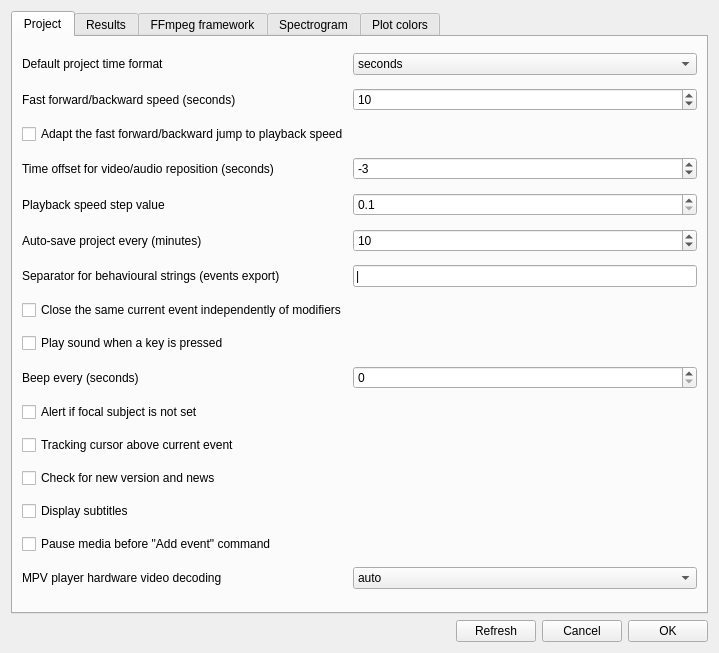
This is boris/preferences.ui in olivierfriard/BORIS as Qt 5 draws it before an edit. The edited form follows.
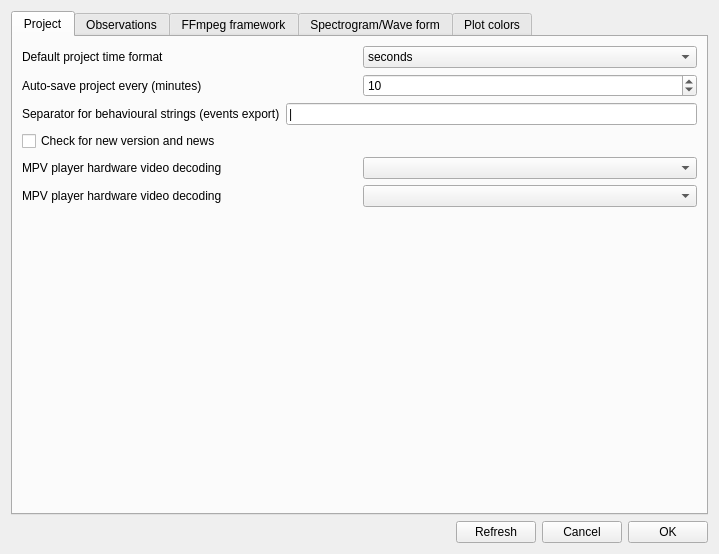
This is the edited form. The open tabs and pages were chosen to show the change.

Commit message: added option for saving an indentated JSON project file

Diff of the .ui file:
```diff
--- a/boris/preferences.ui
+++ b/boris/preferences.ui
@@ -10,14 +10,14 @@
     <x>0</x>
     <y>0</y>
     <width>719</width>
-    <height>653</height>
+    <height>554</height>
    </rect>
   </property>
   <property name="windowTitle">
    <string>Preferences</string>
   </property>
-  <layout class="QVBoxLayout" name="verticalLayout_5">
-   <item>
+  <layout class="QGridLayout" name="gridLayout">
+   <item row="0" column="0">
     <layout class="QVBoxLayout" name="verticalLayout_2">
      <item>
       <widget class="QTabWidget" name="tabWidget">
@@ -31,15 +31,17 @@
         <attribute name="title">
          <string>Project</string>
         </attribute>
-        <layout class="QGridLayout" name="gridLayout">
-         <item row="0" column="0">
+        <layout class="QVBoxLayout" name="verticalLayout_5">
+         <item>
+          <layout class="QHBoxLayout" name="horizontalLayout_14">
+           <item>
           <widget class="QLabel" name="label">
            <property name="text">
             <string>Default project time format</string>
            </property>
           </widget>
          </item>
-         <item row="0" column="1">
+           <item>
           <widget class="QComboBox" name="cbTimeFormat">
            <item>
             <property name="text">
@@ -53,55 +55,146 @@
            </item>
           </widget>
          </item>
-         <item row="11" column="0">
-          <widget class="QCheckBox" name="cbTrackingCursorAboveEvent">
-           <property name="text">
-            <string>Tracking cursor above current event</string>
-           </property>
-          </widget>
+          </layout>
          </item>
-         <item row="5" column="1">
-          <widget class="QSpinBox" name="sbAutomaticBackup">
-           <property name="minimum">
-            <number>-10000</number>
-           </property>
-           <property name="maximum">
-            <number>10000</number>
-           </property>
-           <property name="value">
-            <number>10</number>
-           </property>
-          </widget>
-         </item>
-         <item row="13" column="0">
-          <widget class="QCheckBox" name="cb_display_subtitles">
-           <property name="text">
-            <string>Display subtitles</string>
-           </property>
-          </widget>
-         </item>
-         <item row="9" column="0">
-          <widget class="QLabel" name="label_8">
-           <property name="text">
-            <string>Beep every (seconds)</string>
-           </property>
-          </widget>
-         </item>
-         <item row="5" column="0">
+         <item>
+          <layout class="QHBoxLayout" name="horizontalLayout_15">
+           <item>
           <widget class="QLabel" name="label_6">
            <property name="text">
             <string>Auto-save project every (minutes)</string>
            </property>
           </widget>
          </item>
-         <item row="7" column="0">
-          <widget class="QCheckBox" name="cbCloseSameEvent">
+           <item>
+            <widget class="QSpinBox" name="sbAutomaticBackup">
+             <property name="minimum">
+              <number>-10000</number>
+             </property>
+             <property name="maximum">
+              <number>10000</number>
+             </property>
+             <property name="value">
+              <number>10</number>
+             </property>
+            </widget>
+           </item>
+          </layout>
+         </item>
+         <item>
+          <layout class="QHBoxLayout" name="horizontalLayout_13">
+           <item>
+            <widget class="QLabel" name="label_3">
            <property name="text">
-            <string>Close the same current event independently of modifiers</string>
+              <string>Separator for behavioural strings (events export)</string>
            </property>
           </widget>
          </item>
-         <item row="4" column="1">
+           <item>
+            <widget class="QLineEdit" name="leSeparator">
+             <property name="text">
+              <string>|</string>
+             </property>
+            </widget>
+           </item>
+          </layout>
+         </item>
+         <item>
+          <widget class="QCheckBox" name="cbCheckForNewVersion">
+           <property name="text">
+            <string>Check for new version and news</string>
+           </property>
+          </widget>
+         </item>
+         <item>
+          <layout class="QHBoxLayout" name="horizontalLayout_11">
+           <item>
+            <widget class="QLabel" name="lb_hwdec">
+             <property name="text">
+              <string>MPV player hardware video decoding</string>
+             </property>
+            </widget>
+           </item>
+           <item>
+            <widget class="QComboBox" name="cb_hwdec"/>
+           </item>
+          </layout>
+         </item>
+         <item>
+          <layout class="QHBoxLayout" name="horizontalLayout_9">
+           <item>
+            <widget class="QLabel" name="lb_hwdec_2">
+             <property name="text">
+              <string>MPV player hardware video decoding</string>
+             </property>
+            </widget>
+           </item>
+           <item>
+            <widget class="QComboBox" name="combo_project_file_indentation"/>
+           </item>
+          </layout>
+         </item>
+         <item>
+          <spacer name="verticalSpacer_2">
+           <property name="orientation">
+            <enum>Qt::Vertical</enum>
+           </property>
+           <property name="sizeHint" stdset="0">
+            <size>
+             <width>20</width>
+             <height>40</height>
+            </size>
+           </property>
+          </spacer>
+         </item>
+        </layout>
+       </widget>
+       <widget class="QWidget" name="tab_results">
+        <attribute name="title">
+         <string>Observations</string>
+        </attribute>
+        <layout class="QVBoxLayout" name="verticalLayout">
+         <item>
+          <layout class="QHBoxLayout" name="horizontalLayout_4">
+           <item>
+            <widget class="QLabel" name="label_4">
+             <property name="text">
+              <string>Fast forward/backward value (seconds)</string>
+             </property>
+            </widget>
+           </item>
+           <item>
+            <widget class="QSpinBox" name="sbffSpeed">
+             <property name="minimum">
+              <number>0</number>
+             </property>
+             <property name="maximum">
+              <number>10000</number>
+             </property>
+             <property name="value">
+              <number>10</number>
+             </property>
+            </widget>
+           </item>
+          </layout>
+         </item>
+         <item>
+          <widget class="QCheckBox" name="cb_adapt_fast_jump">
+           <property name="text">
+            <string>Adapt the fast forward/backward jump to playback speed</string>
+           </property>
+          </widget>
+         </item>
+         <item>
+          <layout class="QHBoxLayout" name="horizontalLayout_5">
+           <item>
+            <widget class="QLabel" name="label_5">
+             <property name="text">
+              <string>Playback speed step value</string>
+             </property>
+            </widget>
+           </item>
+           <item>
           <widget class="QDoubleSpinBox" name="sbSpeedStep">
            <property name="decimals">
             <number>1</number>
@@ -120,41 +213,18 @@
            </property>
           </widget>
          </item>
-         <item row="10" column="0">
-          <widget class="QCheckBox" name="cbAlertNoFocalSubject">
-           <property name="text">
-            <string>Alert if focal subject is not set</string>
-           </property>
-          </widget>
+          </layout>
          </item>
-         <item row="3" column="0">
+         <item>
+          <layout class="QHBoxLayout" name="horizontalLayout_6">
+           <item>
           <widget class="QLabel" name="label_2">
            <property name="text">
             <string>Time offset for video/audio reposition (seconds)</string>
            </property>
           </widget>
          </item>
-         <item row="1" column="0">
-          <widget class="QLabel" name="label_4">
-           <property name="text">
-            <string>Fast forward/backward speed (seconds)</string>
-           </property>
-          </widget>
-         </item>
-         <item row="1" column="1">
-          <widget class="QSpinBox" name="sbffSpeed">
-           <property name="minimum">
-            <number>0</number>
-           </property>
-           <property name="maximum">
-            <number>10000</number>
-           </property>
-           <property name="value">
-            <number>10</number>
-           </property>
-          </widget>
-         </item>
-         <item row="3" column="1">
+           <item>
           <widget class="QSpinBox" name="sbRepositionTimeOffset">
            <property name="minimum">
             <number>-10000</number>
@@ -167,104 +237,64 @@
            </property>
           </widget>
          </item>
-         <item row="4" column="0">
-          <widget class="QLabel" name="label_5">
-           <property name="text">
-            <string>Playback speed step value</string>
-           </property>
-          </widget>
+          </layout>
          </item>
-         <item row="8" column="0">
+         <item>
           <widget class="QCheckBox" name="cbConfirmSound">
            <property name="text">
             <string>Play sound when a key is pressed</string>
            </property>
           </widget>
          </item>
-         <item row="12" column="0">
-          <widget class="QCheckBox" name="cbCheckForNewVersion">
+         <item>
+          <widget class="QCheckBox" name="cbCloseSameEvent">
            <property name="text">
-            <string>Check for new version and news</string>
+            <string>Close the same current event independently of modifiers</string>
            </property>
           </widget>
          </item>
-         <item row="2" column="0" colspan="2">
-          <widget class="QCheckBox" name="cb_adapt_fast_jump">
+         <item>
+          <layout class="QHBoxLayout" name="horizontalLayout_8">
+           <item>
+            <widget class="QLabel" name="label_8">
            <property name="text">
             <string>Adapt the fast forward/backward jump to playback speed</string>
            </property>
           </widget>
          </item>
-         <item row="6" column="0">
-          <widget class="QLabel" name="label_3">
+           <item>
+            <widget class="QSpinBox" name="sbBeepEvery"/>
+           </item>
+          </layout>
+         </item>
+         <item>
+          <widget class="QCheckBox" name="cb_display_subtitles">
            <property name="text">
-            <string>Separator for behavioural strings (events export)</string>
+            <string>Display subtitles</string>
            </property>
           </widget>
          </item>
-         <item row="14" column="0">
+         <item>
+          <widget class="QCheckBox" name="cbTrackingCursorAboveEvent">
+           <property name="text">
+            <string>Tracking cursor above current event</string>
+           </property>
+          </widget>
+         </item>
+         <item>
+          <widget class="QCheckBox" name="cbAlertNoFocalSubject">
+           <property name="text">
+            <string>Alert if focal subject is not set</string>
+           </property>
+          </widget>
+         </item>
+         <item>
           <widget class="QCheckBox" name="cb_pause_before_addevent">
            <property name="text">
             <string>Pause media before &quot;Add event&quot; command</string>
            </property>
           </widget>
          </item>
-         <item row="9" column="1">
-          <widget class="QSpinBox" name="sbBeepEvery"/>
-         </item>
-         <item row="6" column="1">
-          <widget class="QLineEdit" name="leSeparator">
-           <property name="text">
-            <string>|</string>
-           </property>
-          </widget>
-         </item>
-         <item row="15" column="0">
-          <widget class="QLabel" name="lb_hwdec">
-           <property name="text">
-            <string>MPV player hardware video decoding</string>
-           </property>
-          </widget>
-         </item>
-         <item row="15" column="1">
-          <widget class="QComboBox" name="cb_hwdec">
-           <item>
-            <property name="text">
-             <string>auto</string>
-            </property>
-           </item>
-           <item>
-            <property name="text">
-             <string>auto-safe</string>
-            </property>
-           </item>
-           <item>
-            <property name="text">
-             <string>no</string>
-            </property>
-           </item>
-          </widget>
-         </item>
-        </layout>
-       </widget>
-       <widget class="QWidget" name="tab_results">
-        <attribute name="title">
-         <string>Results</string>
-        </attribute>
-        <layout class="QVBoxLayout" name="verticalLayout_7">
-         <item>
-          <widget class="QCheckBox" name="cb_compact_time_budget">
-           <property name="enabled">
-            <bool>false</bool>
-           </property>
-           <property name="text">
-            <string>Compact time budget</string>
-           </property>
-           <property name="checked">
-            <bool>true</bool>
-           </property>
-          </widget>
-         </item>
          <item>
           <spacer name="verticalSpacer_4">
            <property name="orientation">
@@ -364,7 +394,7 @@
        </widget>
        <widget class="QWidget" name="tab_4">
         <attribute name="title">
-         <string>Spectrogram</string>
+         <string>Spectrogram/Wave form</string>
         </attribute>
         <layout class="QVBoxLayout" name="verticalLayout_8">
          <item>
```
Left out of the diff: 27 changed lines with no effect on the pictures. Lines whose indentation alone changed are shown as unchanged. The commit also changes 6 other files.
